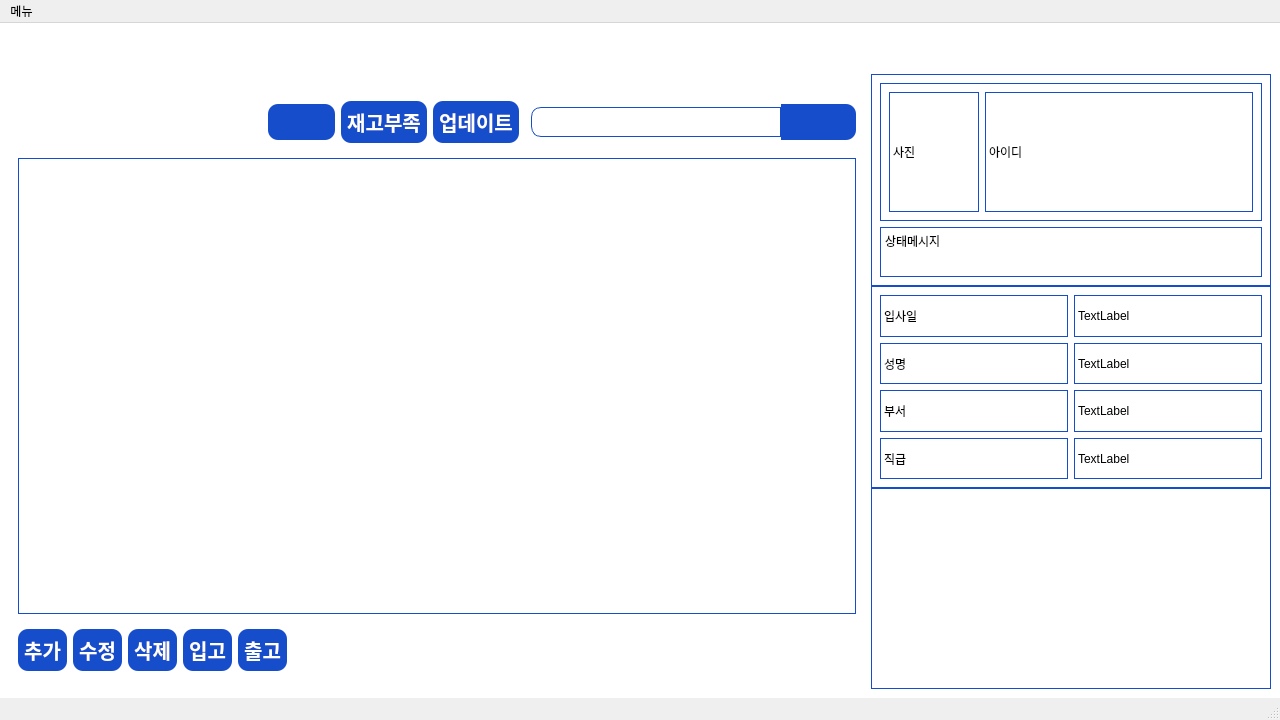
Old version of the form client/view/view_main.ui in the repository si-yeon/management_program.
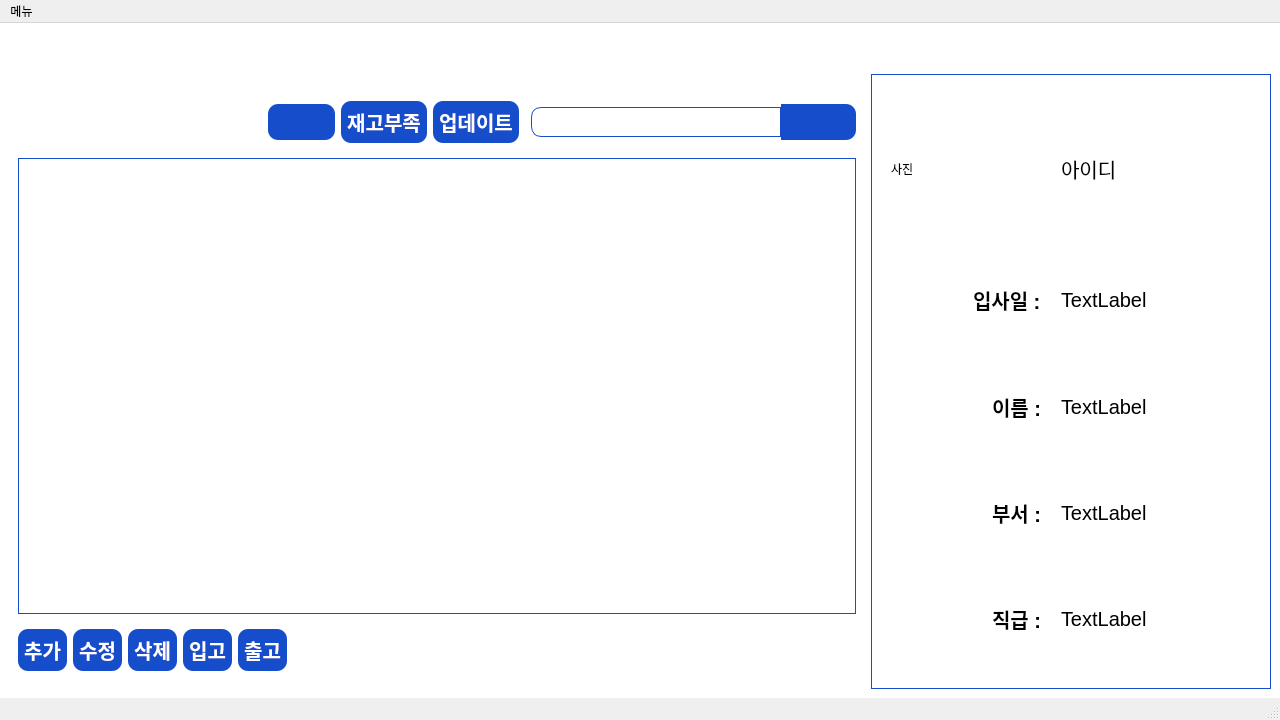
New version of the form. The open tabs and pages were chosen to show the change. Icons and pictures are not drawn.

Diff of the .ui file:
```diff
--- a/client/view/view_main.ui
+++ b/client/view/view_main.ui
@@ -757,8 +757,7 @@
             </widget>
             <widget class="QWidget" name="page_profile">
              <property name="styleSheet">
-              <string notr="true">  text-align: center;
-    border: 1px solid #164DCA;</string>
+              <string notr="true"/>
              </property>
              <layout class="QVBoxLayout" name="verticalLayout_7">
               <property name="spacing">
@@ -776,36 +775,95 @@
               <property name="bottomMargin">
                <number>0</number>
               </property>
-              <item alignment="Qt::AlignTop">
-               <widget class="QWidget" name="widget_14" native="true">
+              <item>
+               <widget class="QWidget" name="widget_5" native="true">
+                <property name="styleSheet">
+                 <string notr="true">border: 1px solid #164DCA;
+</string>
+                </property>
                 <layout class="QVBoxLayout" name="verticalLayout_8">
+                 <property name="spacing">
+                  <number>0</number>
+                 </property>
+                 <property name="leftMargin">
+                  <number>0</number>
+                 </property>
+                 <property name="topMargin">
+                  <number>0</number>
+                 </property>
+                 <property name="rightMargin">
+                  <number>0</number>
+                 </property>
+                 <property name="bottomMargin">
+                  <number>0</number>
+                 </property>
                  <item>
-                  <widget class="QWidget" name="widget_17" native="true">
-                   <property name="minimumSize">
-                    <size>
-                     <width>0</width>
-                     <height>0</height>
-                    </size>
+                  <widget class="QWidget" name="widget_15" native="true">
+                   <property name="sizePolicy">
+                    <sizepolicy hsizetype="Preferred" vsizetype="Expanding">
+                     <horstretch>0</horstretch>
+                     <verstretch>0</verstretch>
+                    </sizepolicy>
                    </property>
-                   <property name="maximumSize">
-                    <size>
-                     <width>16777215</width>
-                     <height>16777215</height>
-                    </size>
+                   <property name="styleSheet">
+                    <string notr="true">QWidget{
+    border: 1px solid #164DCA;
+}
+
+QLabel{
+border: none;
+}</string>
                    </property>
-                   <layout class="QHBoxLayout" name="horizontalLayout_9">
-                    <item>
-                     <widget class="QLabel" name="label_2">
+                   <layout class="QGridLayout" name="gridLayout">
+                    <property name="leftMargin">
+                     <number>20</number>
+                    </property>
+                    <property name="topMargin">
+                     <number>20</number>
+                    </property>
+                    <property name="rightMargin">
+                     <number>20</number>
+                    </property>
+                    <property name="bottomMargin">
+                     <number>20</number>
+                    </property>
+                    <property name="horizontalSpacing">
+                     <number>20</number>
+                    </property>
+                    <item row="4" column="0" alignment="Qt::AlignRight">
+                     <widget class="QLabel" name="label_4">
+                      <property name="styleSheet">
+                       <string notr="true">font-size: 20px;
+font-weight : 500;</string>
+                      </property>
+                      <property name="text">
+                       <string>이름 :</string>
+                      </property>
+                     </widget>
+                    </item>
+                    <item row="3" column="0" alignment="Qt::AlignRight">
+                     <widget class="QLabel" name="label_10">
+                      <property name="styleSheet">
+                       <string notr="true">font-size: 20px;
+font-weight : 500;</string>
+                      </property>
+                      <property name="text">
+                       <string>입사일 :</string>
+                      </property>
+                     </widget>
+                    </item>
+                    <item row="1" column="0">
+                     <widget class="QLabel" name="lb_img">
                       <property name="minimumSize">
                        <size>
-                        <width>90</width>
-                        <height>120</height>
+                        <width>150</width>
+                        <height>150</height>
                        </size>
                       </property>
                       <property name="maximumSize">
                        <size>
-                        <width>90</width>
-                        <height>120</height>
+                        <width>150</width>
+                        <height>150</height>
                        </size>
                       </property>
                       <property name="text">
@@ -813,104 +871,96 @@
                       </property>
                      </widget>
                     </item>
-                    <item>
-                     <widget class="QLabel" name="label_3">
+                    <item row="9" column="0" alignment="Qt::AlignRight">
+                     <widget class="QLabel" name="label">
+                      <property name="styleSheet">
+                       <string notr="true">font-size: 20px;
+font-weight : 500;</string>
+                      </property>
+                      <property name="text">
+                       <string>직급 :</string>
+                      </property>
+                     </widget>
+                    </item>
+                    <item row="7" column="0" alignment="Qt::AlignRight">
+                     <widget class="QLabel" name="label_5">
+                      <property name="styleSheet">
+                       <string notr="true">font-size: 20px;
+font-weight : 500;</string>
+                      </property>
+                      <property name="text">
+                       <string>부서 :</string>
+                      </property>
+                     </widget>
+                    </item>
+                    <item row="1" column="1">
+                     <widget class="QLabel" name="lb_id">
+                      <property name="maximumSize">
+                       <size>
+                        <width>16777215</width>
+                        <height>16777215</height>
+                       </size>
+                      </property>
+                      <property name="styleSheet">
+                       <string notr="true">font-size: 20px;</string>
+                      </property>
                       <property name="text">
                        <string>아이디</string>
                       </property>
                      </widget>
                     </item>
+                    <item row="3" column="1">
+                     <widget class="QLabel" name="lb_date">
+                      <property name="minimumSize">
+                       <size>
+                        <width>0</width>
+                        <height>0</height>
+                       </size>
+                      </property>
+                      <property name="styleSheet">
+                       <string notr="true">font-size: 20px;</string>
+                      </property>
+                      <property name="text">
+                       <string>TextLabel</string>
+                      </property>
+                     </widget>
+                    </item>
+                    <item row="4" column="1">
+                     <widget class="QLabel" name="lb_name">
+                      <property name="styleSheet">
+                       <string notr="true">font-size: 20px;</string>
+                      </property>
+                      <property name="text">
+                       <string>TextLabel</string>
+                      </property>
+                     </widget>
+                    </item>
+                    <item row="7" column="1">
+                     <widget class="QLabel" name="lb_depart">
+                      <property name="styleSheet">
+                       <string notr="true">font-size: 20px;</string>
+                      </property>
+                      <property name="text">
+                       <string>TextLabel</string>
+                      </property>
+                     </widget>
+                    </item>
+                    <item row="9" column="1">
+                     <widget class="QLabel" name="lb_position">
+                      <property name="styleSheet">
+                       <string notr="true">font-size: 20px;</string>
+                      </property>
+                      <property name="text">
+                       <string>TextLabel</string>
+                      </property>
+                     </widget>
+                    </item>
                    </layout>
                   </widget>
                  </item>
-                 <item>
-                  <widget class="QTextEdit" name="textEdit">
-                   <property name="maximumSize">
-                    <size>
-                     <width>16777215</width>
-                     <height>50</height>
-                    </size>
-                   </property>
-                   <property name="html">
-                    <string>&lt;!DOCTYPE HTML PUBLIC &quot;-//W3C//DTD HTML 4.0//EN&quot; &quot;http://www.w3.org/TR/REC-html40/strict.dtd&quot;&gt;
-&lt;html&gt;&lt;head&gt;&lt;meta name=&quot;qrichtext&quot; content=&quot;1&quot; /&gt;&lt;meta charset=&quot;utf-8&quot; /&gt;&lt;style type=&quot;text/css&quot;&gt;
-p, li { white-space: pre-wrap; }
-hr { height: 1px; border-width: 0; }
-li.unchecked::marker { content: &quot;\2610&quot;; }
-li.checked::marker { content: &quot;\2612&quot;; }
-&lt;/style&gt;&lt;/head&gt;&lt;body style=&quot; font-family:'맑은 고딕'; font-size:9pt; font-weight:400; font-style:normal;&quot;&gt;
-&lt;p style=&quot; margin-top:0px; margin-bottom:0px; margin-left:0px; margin-right:0px; -qt-block-indent:0; text-indent:0px;&quot;&gt;상태메시지&lt;/p&gt;&lt;/body&gt;&lt;/html&gt;</string>
-                   </property>
-                  </widget>
-                 </item>
                 </layout>
                </widget>
               </item>
-              <item>
-               <widget class="QWidget" name="widget_15" native="true">
-                <layout class="QGridLayout" name="gridLayout">
-                 <item row="0" column="1">
-                  <widget class="QLabel" name="label_11">
-                   <property name="text">
-                    <string>TextLabel</string>
-                   </property>
-                  </widget>
-                 </item>
-                 <item row="0" column="0">
-                  <widget class="QLabel" name="label_10">
-                   <property name="text">
-                    <string>입사일</string>
-                   </property>
-                  </widget>
-                 </item>
-                 <item row="1" column="1">
-                  <widget class="QLabel" name="label_7">
-                   <property name="text">
-                    <string>TextLabel</string>
-                   </property>
-                  </widget>
-                 </item>
-                 <item row="2" column="0">
-                  <widget class="QLabel" name="label_5">
-                   <property name="text">
-                    <string>부서</string>
-                   </property>
-                  </widget>
-                 </item>
-                 <item row="2" column="1">
-                  <widget class="QLabel" name="label_8">
-                   <property name="text">
-                    <string>TextLabel</string>
-                   </property>
-                  </widget>
-                 </item>
-                 <item row="3" column="0">
-                  <widget class="QLabel" name="label_6">
-                   <property name="text">
-                    <string>직급</string>
-                   </property>
-                  </widget>
-                 </item>
-                 <item row="1" column="0">
-                  <widget class="QLabel" name="label_4">
-                   <property name="text">
-                    <string>성명</string>
-                   </property>
-                  </widget>
-                 </item>
-                 <item row="3" column="1">
-                  <widget class="QLabel" name="label_9">
-                   <property name="text">
-                    <string>TextLabel</string>
-                   </property>
-                  </widget>
-                 </item>
-                </layout>
-               </widget>
-              </item>
-              <item>
-               <widget class="QWidget" name="widget_16" native="true"/>
-              </item>
              </layout>
             </widget>
             <widget class="QWidget" name="page_timeline">
```
Left out of the diff: 4 changed lines with no effect on the pictures.
